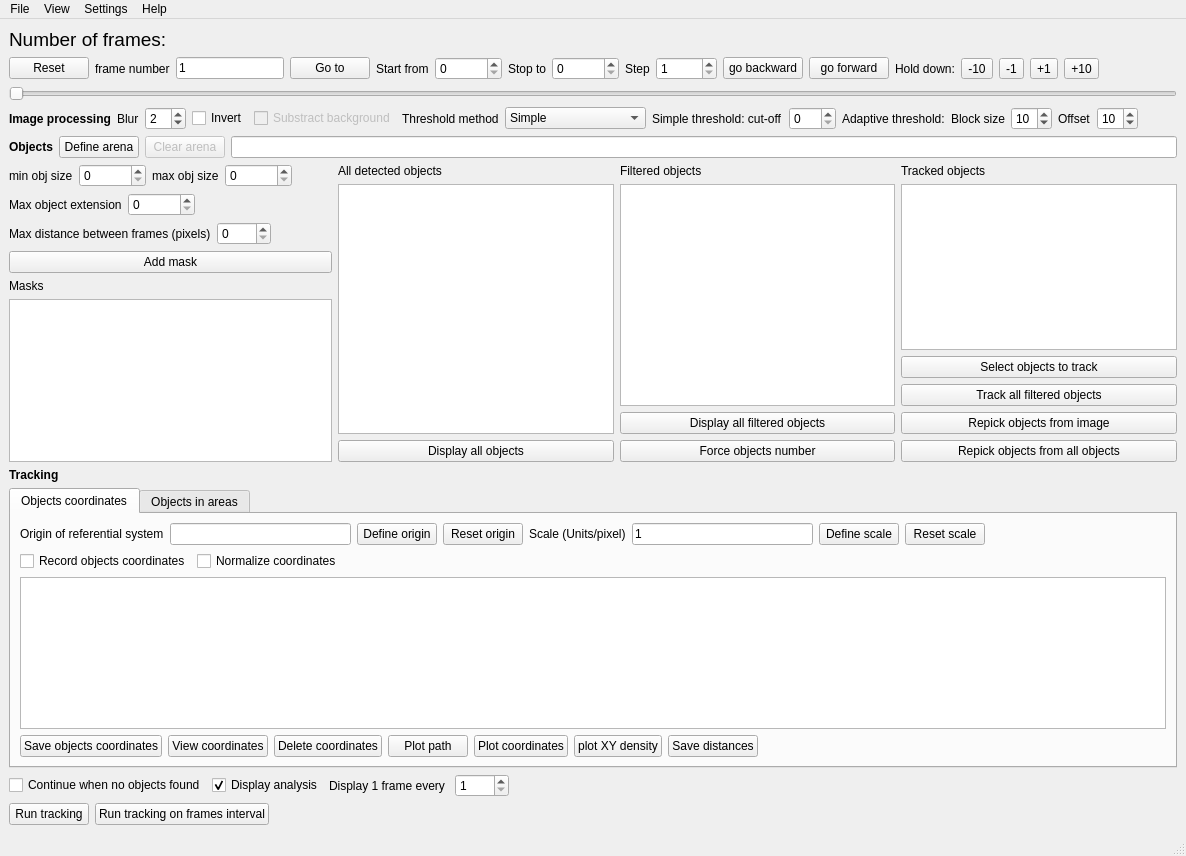
Old version of the form doris/doris.ui in the repository olivierfriard/DORIS.
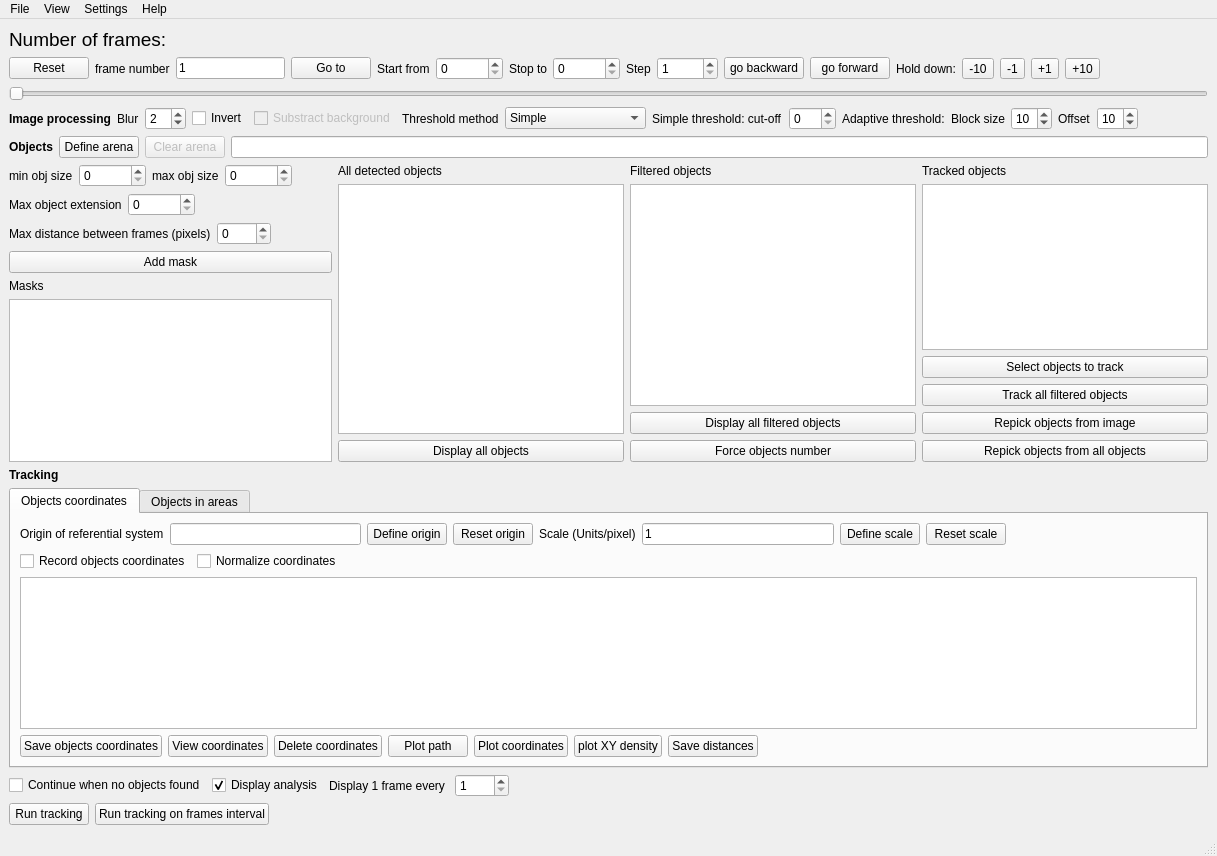
New version of the form.

What changed in the file:
```diff
--- a/doris/doris.ui
+++ b/doris/doris.ui
@@ -6,7 +6,7 @@
    <rect>
     <x>0</x>
     <y>0</y>
-    <width>1186</width>
+    <width>1217</width>
     <height>856</height>
    </rect>
   </property>
@@ -1056,7 +1056,7 @@
     <rect>
      <x>0</x>
      <y>0</y>
-     <width>1186</width>
+     <width>1217</width>
      <height>22</height>
     </rect>
    </property>
```
Left out of the diff: 8 changed lines with no effect on the pictures.
